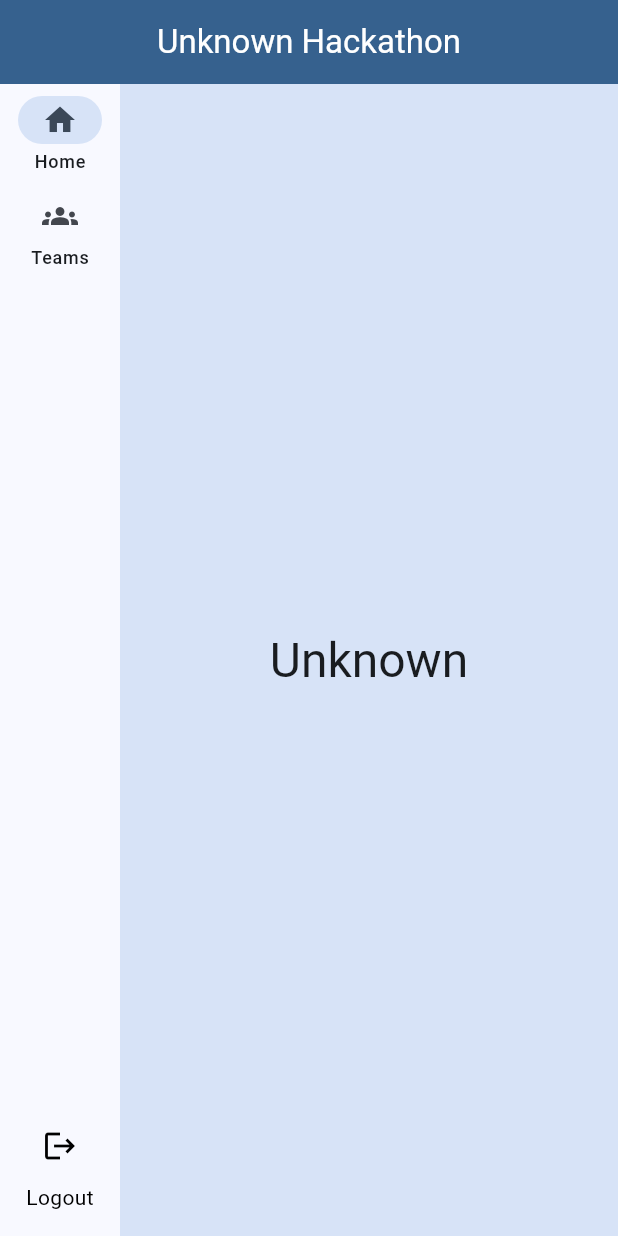
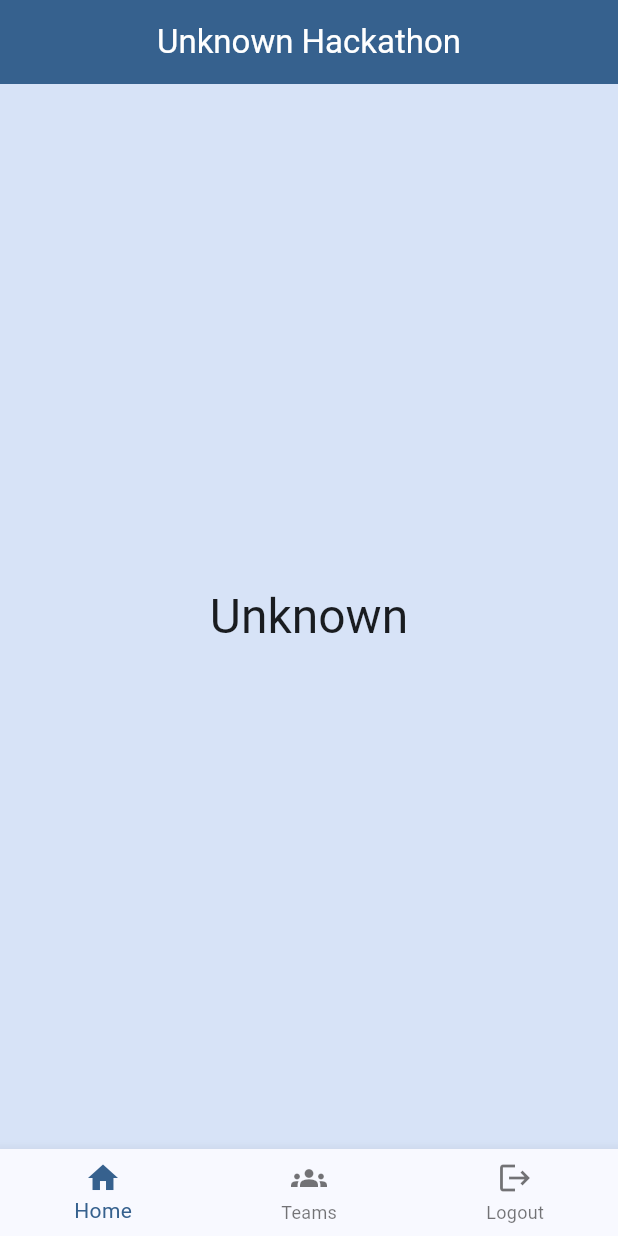
Before and after one commit to ArimDev/dashhack, a Flutter app: the AppPage screen opened by its route, on a phone screen of 412 x 824 dp. Run offline on Flutter 3.47's test engine with Material 3 defaults, Android fonts, the phone set to English and light mode, and no system bars.

Commit message:
[0.0.2] Small x large device support
- Added getDevice() fn to detect small or large device width
- NavigationRail on App changes to BottomNavigationBar when using small device
- Removed some comments
- Added a new to-do

```diff
--- a/lib/app.dart
+++ b/lib/app.dart
@@ -11,8 +11,6 @@ class MyApp extends StatelessWidget {
 
   @override
   Widget build(BuildContext context) {
-    // Nastavení barevného schématu pro aplikaci
-
     return MaterialApp(
       title: 'Flutter App',
       theme: ThemeData(
@@ -34,6 +32,10 @@ class AppPage extends StatefulWidget {
 class _AppPageState extends State<AppPage> {
   int _selectedIndex = 0;
 
+  String getDevice() {
+    return MediaQuery.of(context).size.width <= 800 ? "small" : "large";
+  }
+
   @override
   Widget build(BuildContext context) {
     final args = ModalRoute.of(context)?.settings.arguments as Map?;
@@ -46,10 +48,8 @@ class _AppPageState extends State<AppPage> {
     final projectPassword = args?['projectPassword'] ?? 'No password';
 
     final List<Widget> screens = [
-      HomeScreen(
-          projectName: projectName,
-          projectPassword: projectPassword), // Tady můžete mít obsah pro 'Home'
-      const TeamsScreen(), // A obsah pro 'Teams'
+      HomeScreen(projectName: projectName, projectPassword: projectPassword),
+      const TeamsScreen(),
     ];
 
     return Scaffold(
@@ -64,12 +64,43 @@ class _AppPageState extends State<AppPage> {
         ),
         centerTitle: true,
       ),
+      bottomNavigationBar: getDevice() == "small"
+          ? BottomNavigationBar(
+              currentIndex: _selectedIndex,
+              onTap: (index) {
+                if (index == 2) {
+                  Navigator.pop(
+                    context,
+                    '/',
+                  );
+                } else {
+                  setState(() {
+                    _selectedIndex = index;
+                  });
+                }
+              },
+              items: const [
+                BottomNavigationBarItem(
+                  icon: Icon(Icons.home),
+                  label: 'Home',
+                ),
+                BottomNavigationBarItem(
+                  icon: Icon(Icons.groups),
+                  label: 'Teams',
+                ),
+                BottomNavigationBarItem(
+                  icon: Icon(Icons.logout),
+                  label: 'Logout',
+                ),
+              ],
+            )
+          : null,
       body: Row(
         children: [
           SafeArea(
             child: Stack(
               children: [
-                // NavigationRail zůstává nahoře
+                if (getDevice() == "large")
                   NavigationRail(
                     labelType: NavigationRailLabelType.all,
                     destinations: const [
@@ -89,9 +120,9 @@ class _AppPageState extends State<AppPage> {
                       });
                     },
                   ),
-                // Tlačítko umístíme na spodek
+                if (getDevice() == "large")
                   Positioned(
-                    bottom: 16.0, // Vzdálenost od spodní části
+                      bottom: 16.0,
                       left: 0,
                       right: 0,
                       child: Column(
@@ -120,8 +151,7 @@ class _AppPageState extends State<AppPage> {
             ),
           ),
           Expanded(
-            child: screens[
-                _selectedIndex], // Zde zobrazíte správnou obrazovku podle vybraného indexu
+            child: screens[_selectedIndex],
           ),
         ],
       ),
--- a/lib/screens/teams.dart
+++ b/lib/screens/teams.dart
@@ -130,6 +130,7 @@ class _TeamsScreenState extends State<TeamsScreen> {
           ),
         ),
         Padding(
+          //TODO: RIGHT ALLIGN WHEN ON SMALL
           padding: const EdgeInsets.all(8.0),
           child: FloatingActionButton.extended(
             onPressed: _addTeam,
```
Lines whose indentation alone changed are shown as unchanged.
